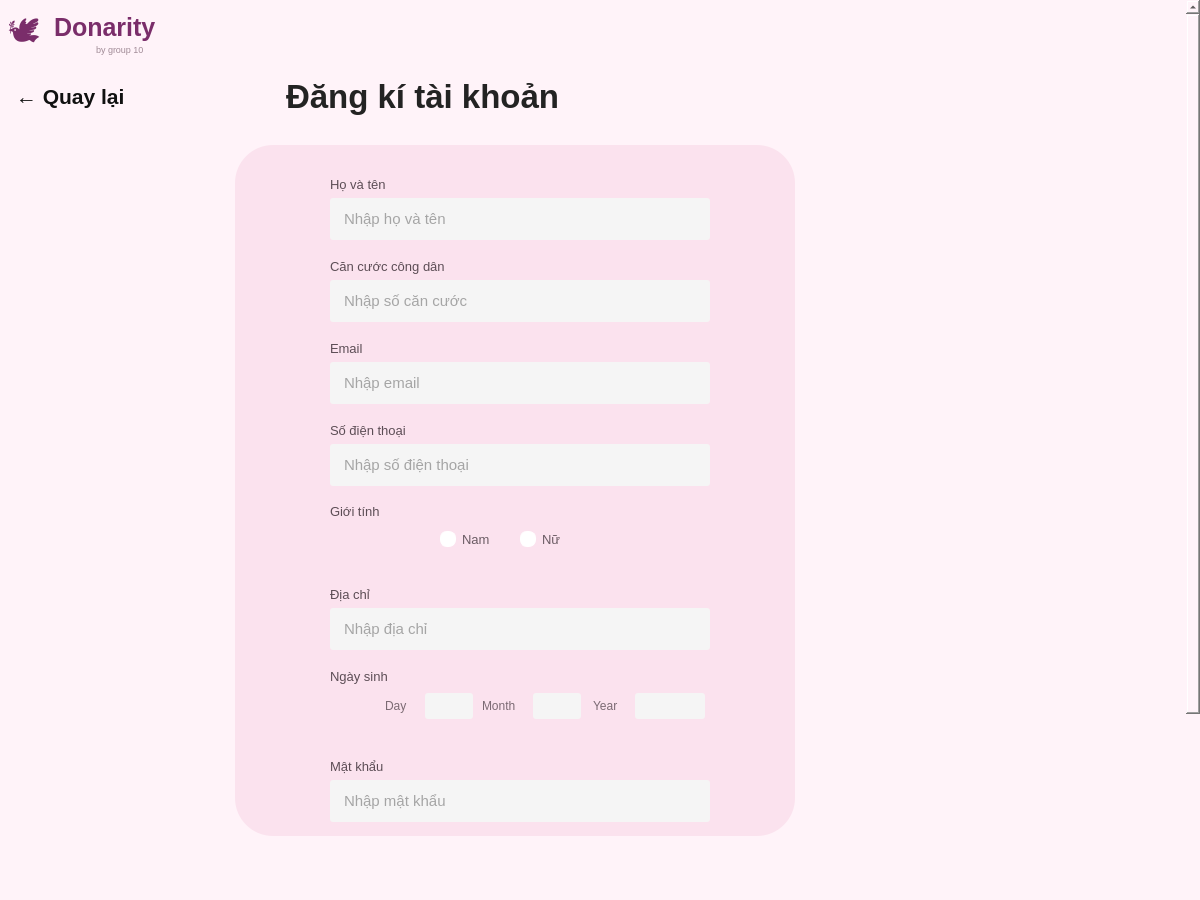
BossNH/DATA, file dangki.ui: the form before one commit.
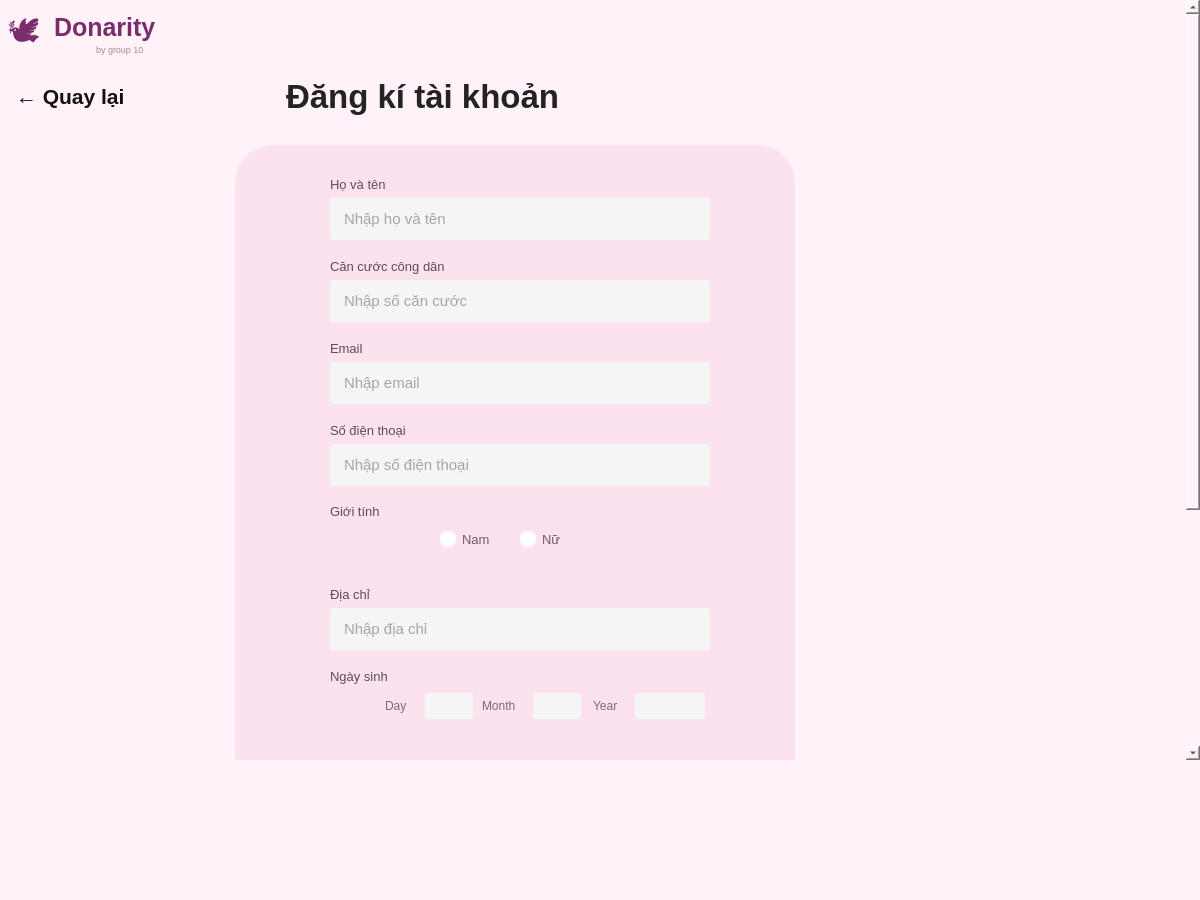
The form after the commit.

What changed in the file:
```diff
--- a/dangki.ui
+++ b/dangki.ui
@@ -10,12 +10,6 @@
     <height>900</height>
    </rect>
   </property>
-  <property name="minimumSize">
-   <size>
-    <width>1200</width>
-    <height>900</height>
-   </size>
-  </property>
   <property name="maximumSize">
    <size>
     <width>1200</width>
@@ -40,7 +34,7 @@
       <x>0</x>
       <y>0</y>
       <width>1200</width>
-      <height>900</height>
+      <height>760</height>
      </rect>
     </property>
     <property name="styleSheet">
@@ -88,8 +82,8 @@
      <property name="geometry">
       <rect>
        <x>0</x>
-       <y>-75</y>
-       <width>1188</width>
+       <y>-360</y>
+       <width>1183</width>
        <height>1120</height>
       </rect>
      </property>
```
Left out of the diff: 4 changed lines with no effect on the pictures.
